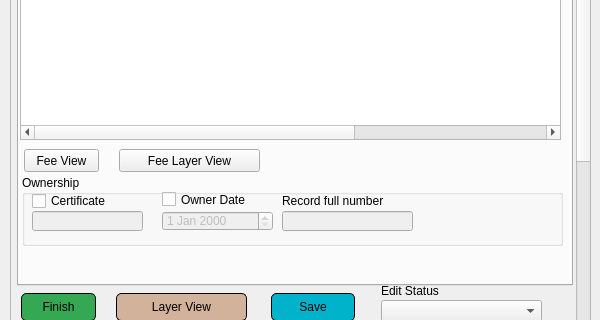
Above: view/ParcelInfoDialog.ui from teamlm2/lm2_mgis before the change; both pictures show x 0 to 600 and y 388 to 708 of the 600 by 800 pixel window. Below: the same form after it.
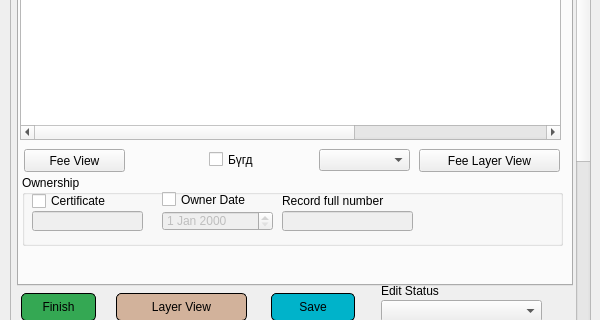
That is the form after the change. Icons and pictures are not drawn.

What changed in the file:
```diff
--- a/view/ParcelInfoDialog.ui
+++ b/view/ParcelInfoDialog.ui
@@ -87,7 +87,7 @@
      <property name="geometry">
       <rect>
        <x>0</x>
-       <y>-147</y>
+       <y>0</y>
        <width>600</width>
        <height>1000</height>
       </rect>
@@ -1283,7 +1283,7 @@
          <rect>
           <x>5</x>
           <y>310</y>
-          <width>75</width>
+          <width>101</width>
           <height>23</height>
          </rect>
         </property>
@@ -1425,7 +1425,7 @@
        <widget class="QPushButton" name="fee_layer_view_button">
         <property name="geometry">
          <rect>
-          <x>100</x>
+          <x>400</x>
           <y>310</y>
           <width>141</width>
           <height>23</height>
@@ -1435,6 +1435,29 @@
          <string>Fee Layer View</string>
         </property>
        </widget>
+       <widget class="QComboBox" name="fee_year_layer_cbox">
+        <property name="geometry">
+         <rect>
+          <x>300</x>
+          <y>310</y>
+          <width>91</width>
+          <height>22</height>
+         </rect>
+        </property>
+       </widget>
+       <widget class="QCheckBox" name="all_fee_chbox">
+        <property name="geometry">
+         <rect>
+          <x>190</x>
+          <y>312</y>
+          <width>111</width>
+          <height>17</height>
+         </rect>
+        </property>
+        <property name="text">
+         <string>Бүгд</string>
+        </property>
+       </widget>
       </widget>
       <widget class="QWidget" name="tab_6">
        <attribute name="title">
```
